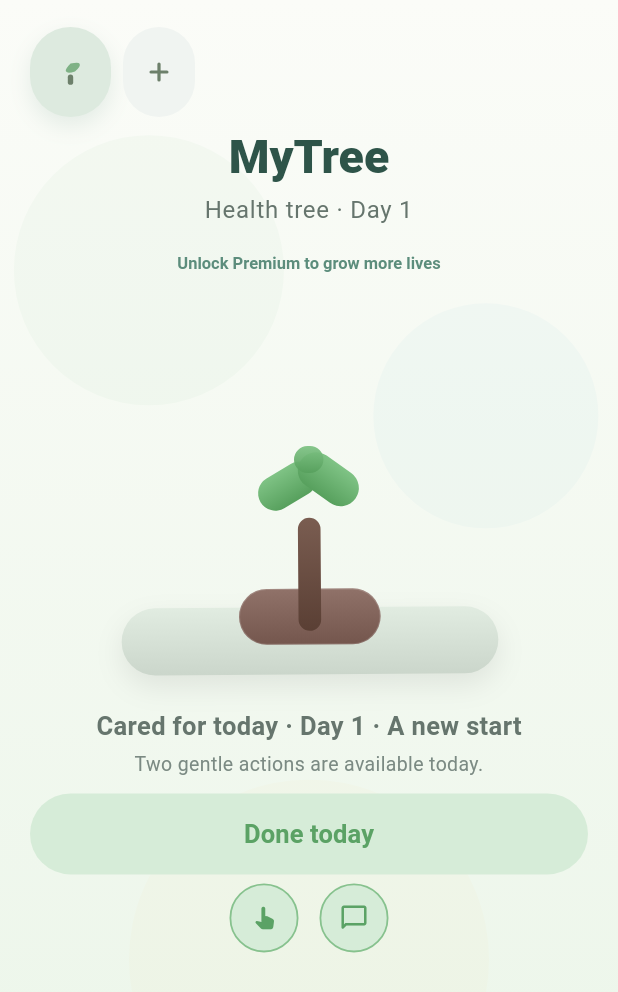
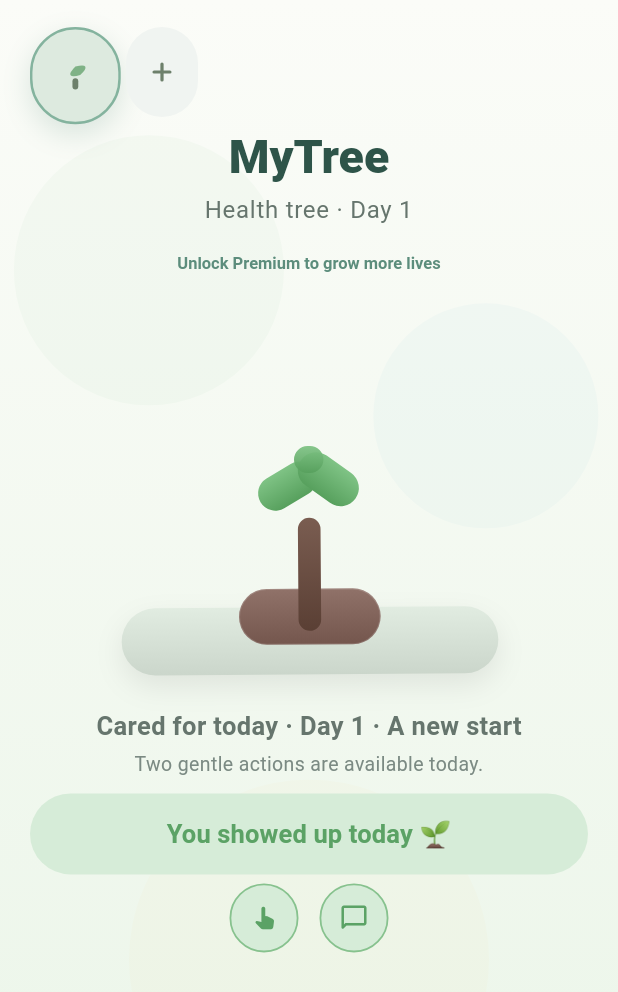
Before and after one commit to tonybjzhao/mytree_flutter, a Flutter app: the screen it shows after launch, after a tap on "Done today", after a tap on "Skip", on a phone screen of 412 x 824 dp. Shown: the top 992 px of the screen. Run offline on Flutter 3.47's test engine with Material 3 defaults, Android fonts, the phone set to English and light mode, and no system bars; our stand-ins replace in_app_purchase, shared_preferences.

Commit message:
Polish emotional copy and selected-tree emphasis
- Update completed/night copy for warmer emotional tone
- Convert night completed control to label-style status pill
- Strengthen selected tree slot emphasis (scale, border, glow)
- Keep one-screen structure unchanged

```diff
--- a/lib/home_page.dart
+++ b/lib/home_page.dart
@@ -502,11 +502,11 @@ class _HomePageState extends State<HomePage> with TickerProviderStateMixin {
 
     HapticFeedback.selectionClick();
     _playTreeFeedback(
-      buttonLabel: _isNightTime ? 'Sleeping peacefully' : 'It smiles today',
+      buttonLabel: _isNightTime ? 'Sleeping peacefully 🌙' : 'You showed up today 🌱',
     );
     _showToastMessage(
       _isNightTime
-          ? 'It settles in for the night.'
+          ? 'Your tree is asleep now 🌙'
           : 'It brightens when you come back.',
     );
   }
@@ -1498,6 +1498,29 @@ class _HomePageState extends State<HomePage> with TickerProviderStateMixin {
                       ),
                     ] else
                       if (tree.hasWateredToday) ...[
+                        if (_isNightTime)
+                          Container(
+                            width: double.infinity,
+                            height: 52,
+                            decoration: BoxDecoration(
+                              color: softAccent,
+                              borderRadius: BorderRadius.circular(32),
+                              border: Border.all(
+                                color: softBorder.withValues(alpha: 0.72),
+                                width: 1.0,
+                              ),
+                            ),
+                            alignment: Alignment.center,
+                            child: const Text(
+                              'Sleeping peacefully 🌙',
+                              style: TextStyle(
+                                fontSize: 17,
+                                fontWeight: FontWeight.w700,
+                                color: Color(0xFF4E735F),
+                              ),
+                            ),
+                          )
+                        else
                           SizedBox(
                             width: double.infinity,
                             height: 54,
@@ -1519,8 +1542,10 @@ class _HomePageState extends State<HomePage> with TickerProviderStateMixin {
                                   return FadeTransition(opacity: animation, child: child);
                                 },
                                 child: Text(
-                                _waterButtonOverride ?? 'Done today',
-                                key: ValueKey(_waterButtonOverride ?? 'Done today'),
+                                  _waterButtonOverride ?? 'You showed up today 🌱',
+                                  key: ValueKey(
+                                    _waterButtonOverride ?? 'You showed up today 🌱',
+                                  ),
                                   style: const TextStyle(
                                     fontSize: 17,
                                     fontWeight: FontWeight.w700,
--- a/lib/tree_slot_icon.dart
+++ b/lib/tree_slot_icon.dart
@@ -59,7 +59,7 @@ class TreeSlotIconButton extends StatelessWidget {
 
   @override
   Widget build(BuildContext context) {
-    final size = slot.selected ? 54.0 : 48.0;
+    final size = slot.selected ? 56.0 : 48.0;
     final colors = _colorsFor(slot.tone);
     final backgroundColor = slot.locked
         ? const Color(0xFFF1F3EF)
@@ -75,17 +75,26 @@ class TreeSlotIconButton extends StatelessWidget {
         curve: Curves.easeOut,
         width: size,
         height: size,
+        transform: slot.selected
+          ? Matrix4.diagonal3Values(1.08, 1.08, 1.0)
+            : Matrix4.identity(),
         decoration: BoxDecoration(
           color: backgroundColor,
           borderRadius: BorderRadius.circular(size / 2),
-          border: slot.locked
-              ? Border.all(color: const Color(0xFFDCE3DC))
-              : null,
+          border: Border.all(
+            color: slot.locked
+                ? const Color(0xFFDCE3DC)
+                : (slot.selected
+                    ? const Color(0xFF84B39E)
+                    : const Color(0x00000000)),
+            width: slot.selected ? 1.5 : 0,
+          ),
           boxShadow: slot.selected
               ? [
                   BoxShadow(
-                    color: const Color(0xFF5C8D7C).withValues(alpha: 0.14),
-                    blurRadius: 12,
+                    color: const Color(0xFF5C8D7C).withValues(alpha: 0.20),
+                    blurRadius: 14,
+                    spreadRadius: 0.5,
                     offset: const Offset(0, 6),
                   ),
                 ]
```
Lines whose indentation alone changed are shown as unchanged.
